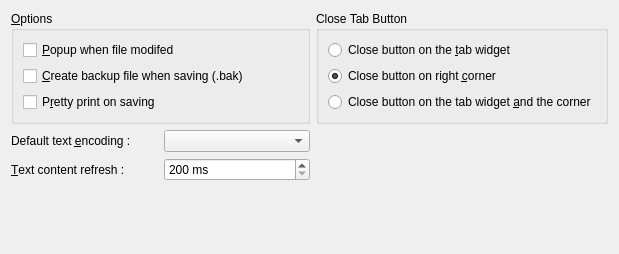
The window that xinx/customdialog/ui/customeditor.ui (phoenix741/xinx) describes before a commit, drawn with Qt 5.
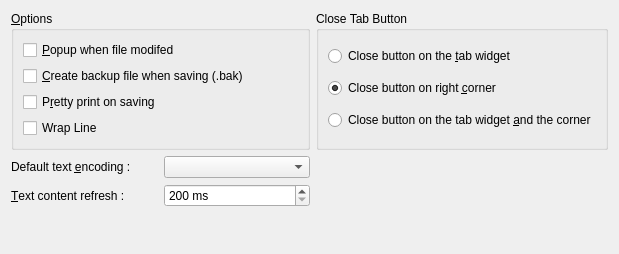
The same window after the commit. Icons and pictures are not drawn.

```diff
--- a/xinx/customdialog/ui/customeditor.ui
+++ b/xinx/customdialog/ui/customeditor.ui
@@ -52,6 +52,13 @@
         </property>
        </widget>
       </item>
+      <item>
+       <widget class="QCheckBox" name="m_wrapLineChk">
+        <property name="text">
+         <string>Wrap Line</string>
+        </property>
+       </widget>
+      </item>
      </layout>
     </widget>
    </item>
```
